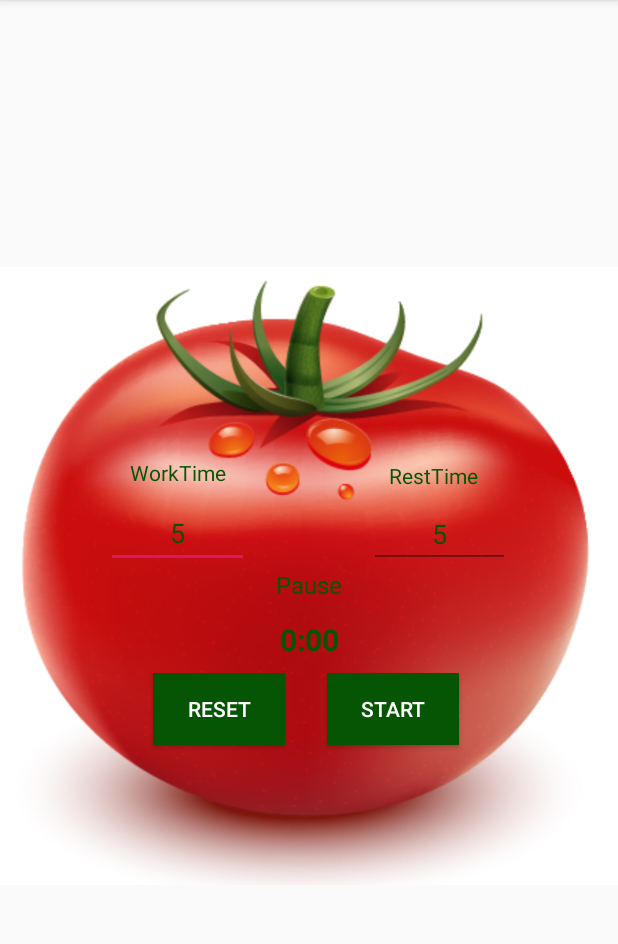
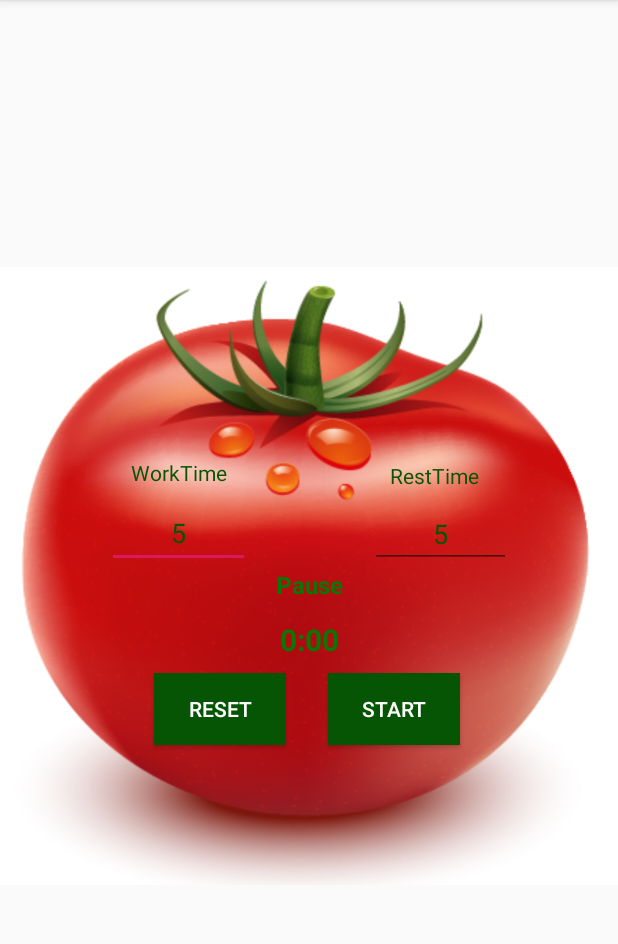
Before and after one commit to vortexof/TomatoClock, an Android app: the screen it shows after launch (MainActivity), on a phone screen of 412 x 824 dp, the part 84-1028 px from its top. Run offline under Robolectric (Android 15) with nearby library versions, the phone set to English and light mode, and no system bars.

Commit message:
Green frontend with light green state

```diff
--- a/app/src/main/res/layout/activity_main.xml
+++ b/app/src/main/res/layout/activity_main.xml
@@ -45,8 +45,9 @@
         android:layout_width="wrap_content"
         android:layout_height="wrap_content"
         android:text="Pause"
-        android:textColor="#065504"
+        android:textColor="#087705"
         android:textSize="16sp"
+        android:textStyle="bold"
         app:layout_constraintBottom_toBottomOf="parent"
         app:layout_constraintEnd_toEndOf="parent"
         app:layout_constraintStart_toStartOf="parent"
@@ -68,7 +69,7 @@
         android:layout_height="wrap_content"
         android:layout_marginTop="12dp"
         android:text="0:00"
-        android:textColor="#065504"
+        android:textColor="#087705"
         android:textSize="20sp"
         android:textStyle="bold"
         app:layout_constraintEnd_toEndOf="@+id/state_View"
```
